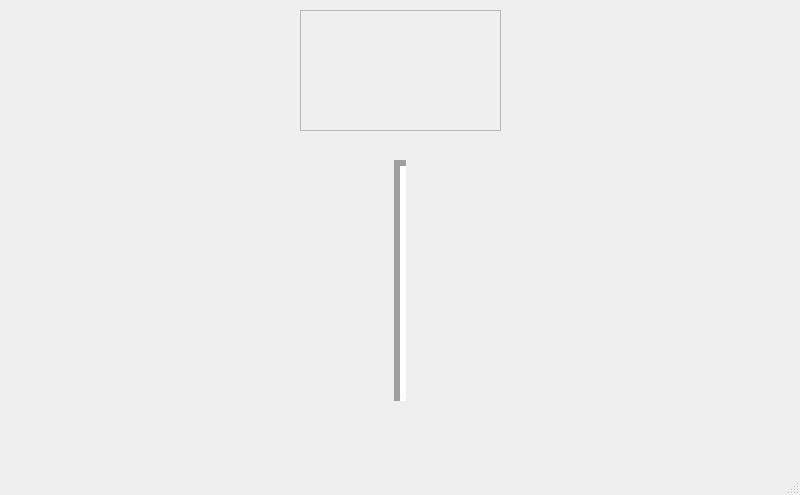
DanilloMLS/lepee, file src/templates/intro.ui: the form before one commit.
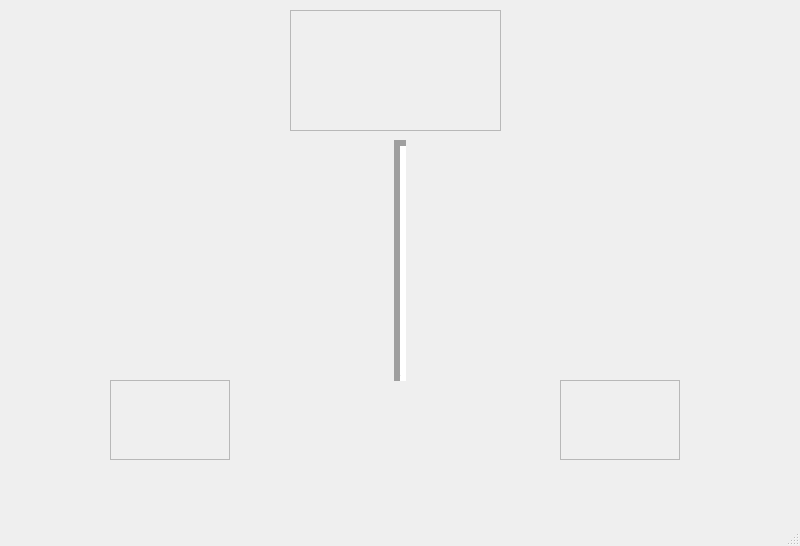
The form after the commit.

Patch:
```diff
--- a/src/templates/intro.ui
+++ b/src/templates/intro.ui
@@ -10,7 +10,7 @@
     <x>0</x>
     <y>0</y>
     <width>800</width>
-    <height>495</height>
+    <height>546</height>
    </rect>
   </property>
   <property name="windowTitle">
@@ -21,7 +21,7 @@
     <property name="geometry">
      <rect>
       <x>390</x>
-      <y>160</y>
+      <y>140</y>
       <width>20</width>
       <height>241</height>
      </rect>
@@ -36,9 +36,9 @@
    <widget class="QScrollArea" name="scrollArea_3">
     <property name="geometry">
      <rect>
-      <x>300</x>
+      <x>290</x>
       <y>10</y>
-      <width>201</width>
+      <width>211</width>
       <height>121</height>
      </rect>
     </property>
@@ -50,7 +50,7 @@
       <rect>
        <x>0</x>
        <y>0</y>
-       <width>199</width>
+       <width>209</width>
        <height>119</height>
       </rect>
      </property>
@@ -60,7 +60,7 @@
     <property name="geometry">
      <rect>
       <x>50</x>
-      <y>160</y>
+      <y>140</y>
       <width>251</width>
       <height>241</height>
      </rect>
@@ -70,12 +70,58 @@
     <property name="geometry">
      <rect>
       <x>490</x>
-      <y>160</y>
+      <y>140</y>
       <width>251</width>
       <height>241</height>
      </rect>
     </property>
    </widget>
+   <widget class="QScrollArea" name="scrollAreaAluno">
+    <property name="geometry">
+     <rect>
+      <x>110</x>
+      <y>380</y>
+      <width>120</width>
+      <height>80</height>
+     </rect>
+    </property>
+    <property name="widgetResizable">
+     <bool>true</bool>
+    </property>
+    <widget class="QWidget" name="scrollAreaWidgetContents_2">
+     <property name="geometry">
+      <rect>
+       <x>0</x>
+       <y>0</y>
+       <width>118</width>
+       <height>78</height>
+      </rect>
+     </property>
+    </widget>
+   </widget>
+   <widget class="QScrollArea" name="scrollAreaProf">
+    <property name="geometry">
+     <rect>
+      <x>560</x>
+      <y>380</y>
+      <width>120</width>
+      <height>80</height>
+     </rect>
+    </property>
+    <property name="widgetResizable">
+     <bool>true</bool>
+    </property>
+    <widget class="QWidget" name="scrollAreaWidgetContents_4">
+     <property name="geometry">
+      <rect>
+       <x>0</x>
+       <y>0</y>
+       <width>118</width>
+       <height>78</height>
+      </rect>
+     </property>
+    </widget>
+   </widget>
   </widget>
   <widget class="QMenuBar" name="menubar">
    <property name="geometry">
```
Left out of the diff: 2 changed lines with no effect on the pictures.
